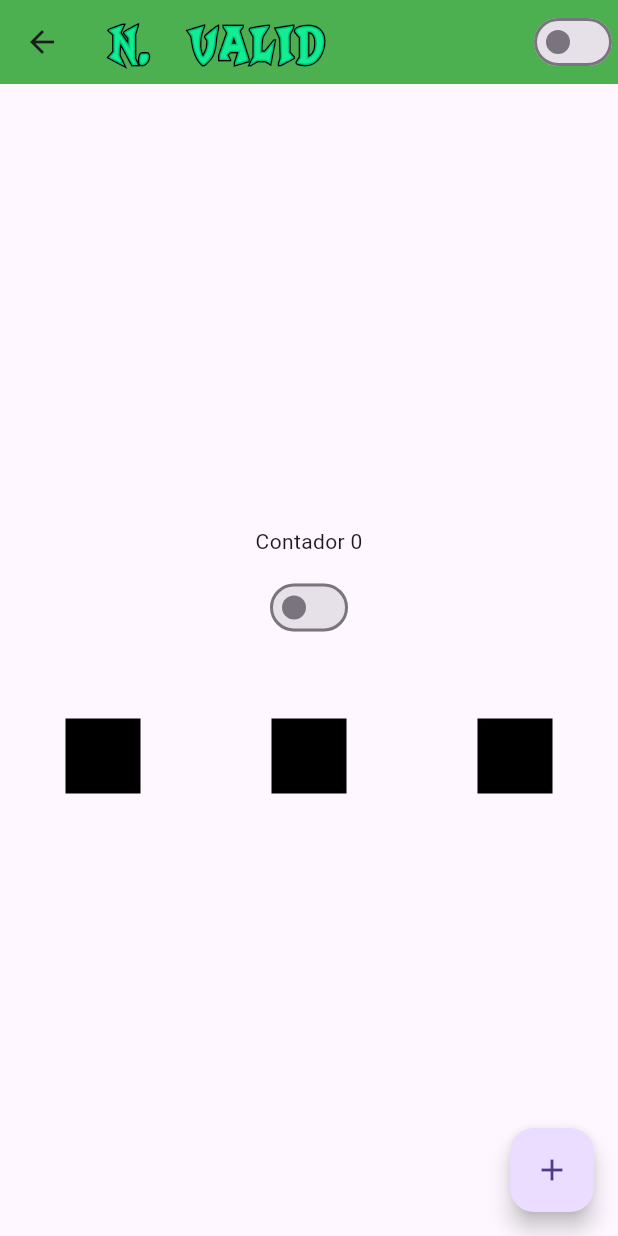
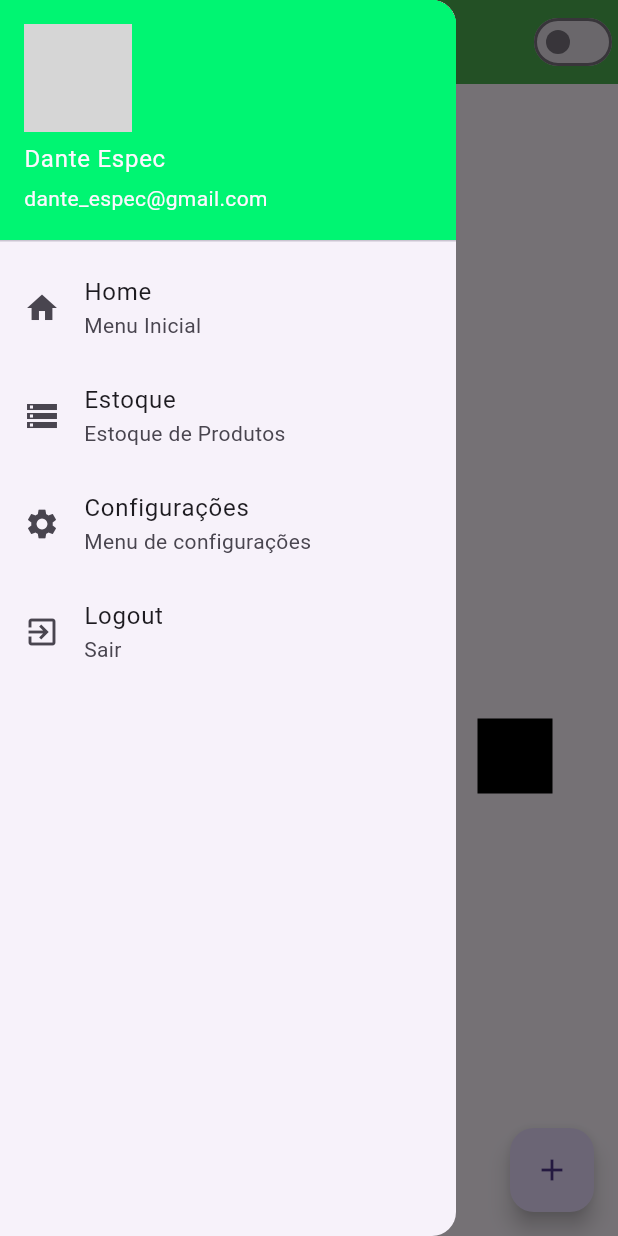
Before and after one commit to Dl4nor/n_valid, a Flutter app: the HomePage screen opened by its route, with the side drawer open (before the commit the screen has no drawer), on a phone screen of 412 x 824 dp. Run offline on Flutter 3.47's test engine with Material 3 defaults, Android fonts, the phone set to English and light mode, and no system bars; our stand-ins replace device_preview; grey boxes are pictures that could not be loaded.

Commit message:
ADD Drawner

```diff
--- a/lib/home_page.dart
+++ b/lib/home_page.dart
@@ -1,4 +1,5 @@
 import 'package:flutter/material.dart';
+import 'package:n_valid/login_page.dart';
 
 import 'app_controller.dart';
 
@@ -16,6 +17,53 @@ class HomePageState extends State<HomePage>{
   @override
   Widget build(BuildContext context) {
     return Scaffold(
+      drawer: Drawer(
+        child: Column(
+          children: [
+            UserAccountsDrawerHeader(
+              decoration: const BoxDecoration(color: Color.fromARGB(255, 0, 245, 114)),
+              currentAccountPicture: ClipRRect(
+                                        borderRadius: BorderRadius.circular(50),
+                                        child: Image.asset('../assets/images/ProfilePic.jpg')
+                                     ),
+              accountName: const Text('Dante Espec'),
+              accountEmail: const Text('dante_espec@gmail.com')
+            ),
+            ListTile(
+              leading: const Icon(Icons.home),
+              title: const Text('Home'),
+              subtitle: const Text('Menu Inicial'),
+              onTap: () {
+                Navigator.of(context).pushReplacementNamed('/home');
+              },
+            ),
+            ListTile(
+              leading: const Icon(Icons.storage),
+              title: const Text('Estoque'),
+              subtitle: const Text('Estoque de Produtos'),
+              onTap: () {
+                Navigator.of(context).pushReplacementNamed('/home');
+              },
+            ),
+            ListTile(
+              leading: const Icon(Icons.settings),
+              title: const Text('Configurações'),
+              subtitle: const Text('Menu de configurações'),
+              onTap: () {
+                Navigator.of(context).pushReplacementNamed('/home');
+              },
+            ),
+            ListTile(
+              leading: const Icon(Icons.exit_to_app),
+              title: const Text('Logout'),
+              subtitle: const Text('Sair'),
+              onTap: () {
+                Navigator.of(context).pushReplacementNamed('/');
+              },
+            )
+          ],
+        ),
+      ),
       appBar: AppBar(
         title: const TextWithBorder(text: 'N. Valid', font: 'crash-a-like', size: 50, color: Color.fromARGB(198, 0, 255, 162)),
         backgroundColor: Colors.green,
--- a/lib/login_page.dart
+++ b/lib/login_page.dart
@@ -121,7 +121,6 @@ class _LoginPageState extends State<LoginPage> {
                             begin: Alignment.bottomRight,
                             end: Alignment.topLeft
                           )
-
             )
           ),
           _body(),
```
Also changed, not shown: assets/images/ProfilePic.jpg (added).
